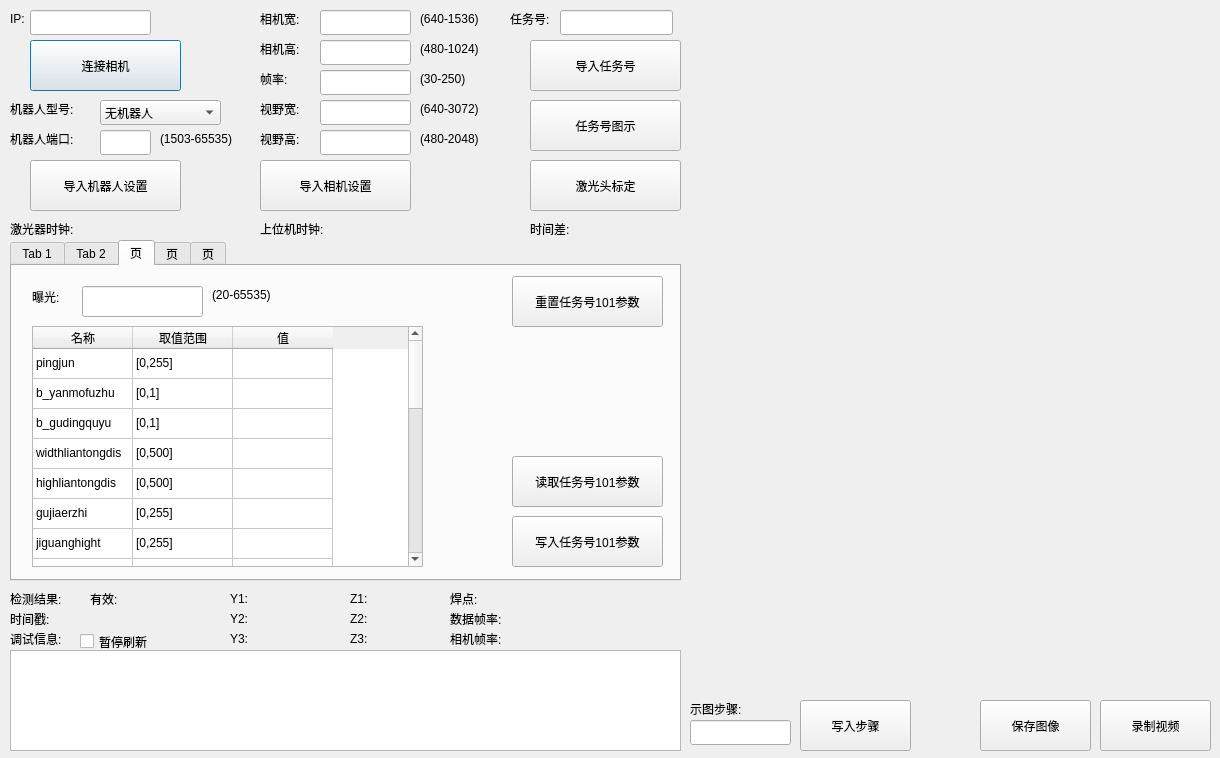
Old version of the form qtmysunnydlg.ui in the repository qubo188612/qtmysunny.
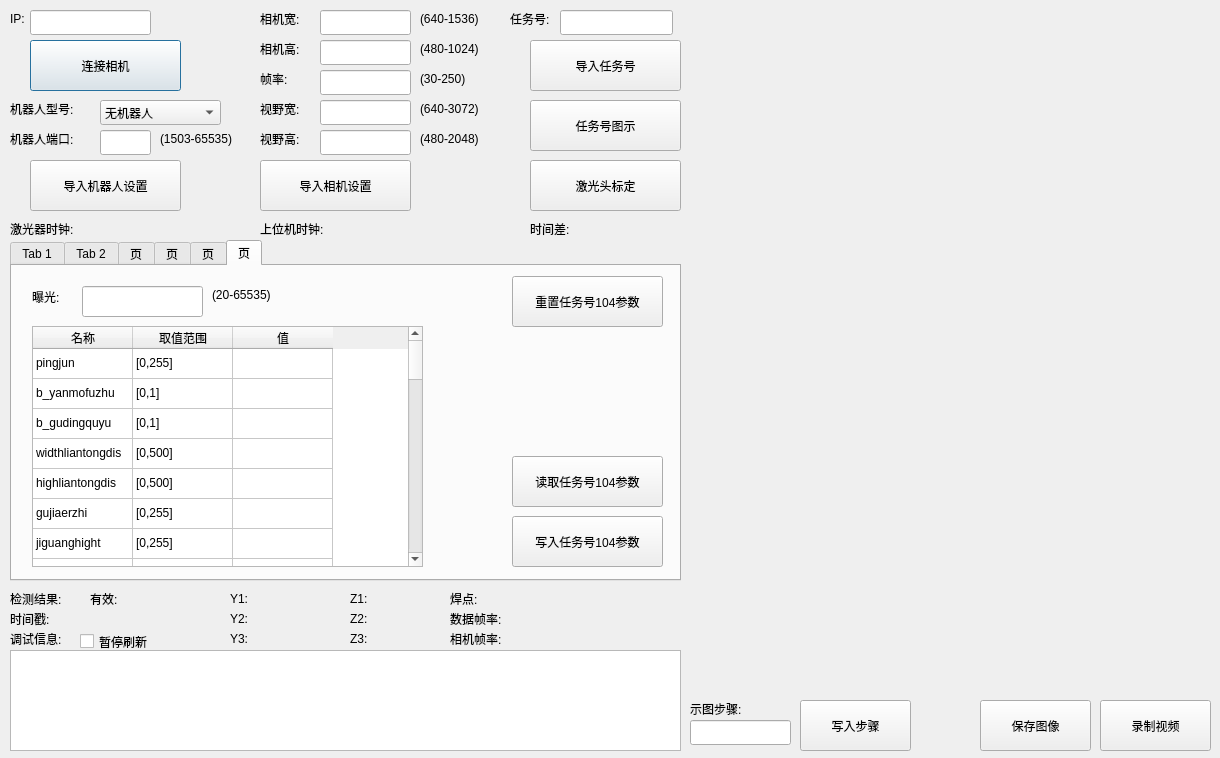
New version of the form. Custom widgets are drawn as their Qt base class.

Patch:
```diff
--- a/qtmysunnydlg.ui
+++ b/qtmysunnydlg.ui
@@ -575,7 +575,7 @@
     </rect>
    </property>
    <property name="currentIndex">
-    <number>2</number>
+    <number>5</number>
    </property>
    <widget class="QWidget" name="tab">
     <attribute name="title">
@@ -2856,6 +2856,874 @@
      </property>
     </widget>
    </widget>
+   <widget class="QWidget" name="tab_6">
+    <attribute name="title">
+     <string>页</string>
+    </attribute>
+    <widget class="QLineEdit" name="alg104_threshold">
+     <property name="geometry">
+      <rect>
+       <x>70</x>
+       <y>20</y>
+       <width>121</width>
+       <height>31</height>
+      </rect>
+     </property>
+    </widget>
+    <widget class="QTableWidget" name="tab6tableWidget">
+     <property name="geometry">
+      <rect>
+       <x>20</x>
+       <y>60</y>
+       <width>391</width>
+       <height>241</height>
+      </rect>
+     </property>
+     <attribute name="verticalHeaderVisible">
+      <bool>false</bool>
+     </attribute>
+     <row>
+      <property name="text">
+       <string>1</string>
+      </property>
+     </row>
+     <row>
+      <property name="text">
+       <string>2</string>
+      </property>
+     </row>
+     <row>
+      <property name="text">
+       <string>3</string>
+      </property>
+     </row>
+     <row>
+      <property name="text">
+       <string>4</string>
+      </property>
+     </row>
+     <row>
+      <property name="text">
+       <string>5</string>
+      </property>
+     </row>
+     <row>
+      <property name="text">
+       <string>6</string>
+      </property>
+     </row>
+     <row>
+      <property name="text">
+       <string>7</string>
+      </property>
+     </row>
+     <row>
+      <property name="text">
+       <string>8</string>
+      </property>
+     </row>
+     <row>
+      <property name="text">
+       <string>9</string>
+      </property>
+     </row>
+     <row>
+      <property name="text">
+       <string>10</string>
+      </property>
+     </row>
+     <row>
+      <property name="text">
+       <string>11</string>
+      </property>
+     </row>
+     <row>
+      <property name="text">
+       <string>12</string>
+      </property>
+     </row>
+     <row>
+      <property name="text">
+       <string>13</string>
+      </property>
+     </row>
+     <row>
+      <property name="text">
+       <string>14</string>
+      </property>
+     </row>
+     <row>
+      <property name="text">
+       <string>15</string>
+      </property>
+     </row>
+     <row>
+      <property name="text">
+       <string>16</string>
+      </property>
+     </row>
+     <row>
+      <property name="text">
+       <string>17</string>
+      </property>
+     </row>
+     <row>
+      <property name="text">
+       <string>18</string>
+      </property>
+     </row>
+     <row>
+      <property name="text">
+       <string>19</string>
+      </property>
+     </row>
+     <row>
+      <property name="text">
+       <string>20</string>
+      </property>
+     </row>
+     <row>
+      <property name="text">
+       <string>21</string>
+      </property>
+     </row>
+     <row>
+      <property name="text">
+       <string>22</string>
+      </property>
+     </row>
+     <row>
+      <property name="text">
+       <string>23</string>
+      </property>
+     </row>
+     <row>
+      <property name="text">
+       <string>24</string>
+      </property>
+     </row>
+     <row>
+      <property name="text">
+       <string>25</string>
+      </property>
+     </row>
+     <row>
+      <property name="text">
+       <string>26</string>
+      </property>
+     </row>
+     <row>
+      <property name="text">
+       <string>27</string>
+      </property>
+     </row>
+     <row>
+      <property name="text">
+       <string>28</string>
+      </property>
+     </row>
+     <row>
+      <property name="text">
+       <string>29</string>
+      </property>
+     </row>
+     <row>
+      <property name="text">
+       <string>30</string>
+      </property>
+     </row>
+     <row>
+      <property name="text">
+       <string>31</string>
+      </property>
+     </row>
+     <row>
+      <property name="text">
+       <string>32</string>
+      </property>
+     </row>
+     <row>
+      <property name="text">
+       <string>33</string>
+      </property>
+     </row>
+     <row>
+      <property name="text">
+       <string>34</string>
+      </property>
+     </row>
+     <row>
+      <property name="text">
+       <string>35</string>
+      </property>
+     </row>
+     <row>
+      <property name="text">
+       <string>36</string>
+      </property>
+     </row>
+     <row>
+      <property name="text">
+       <string>37</string>
+      </property>
+     </row>
+     <row>
+      <property name="text">
+       <string>38</string>
+      </property>
+     </row>
+     <column>
+      <property name="text">
+       <string>名称</string>
+      </property>
+     </column>
+     <column>
+      <property name="text">
+       <string>取值范围</string>
+      </property>
+     </column>
+     <column>
+      <property name="text">
+       <string>值</string>
+      </property>
+     </column>
+     <item row="0" column="0">
+      <property name="text">
+       <string>pingjun</string>
+      </property>
+     </item>
+     <item row="0" column="1">
+      <property name="text">
+       <string>[0,255]</string>
+      </property>
+     </item>
+     <item row="0" column="2">
+      <property name="text">
+       <string/>
+      </property>
+     </item>
+     <item row="1" column="0">
+      <property name="text">
+       <string>b_yanmofuzhu</string>
+      </property>
+     </item>
+     <item row="1" column="1">
+      <property name="text">
+       <string>[0,1]</string>
+      </property>
+     </item>
+     <item row="1" column="2">
+      <property name="text">
+       <string/>
+      </property>
+     </item>
+     <item row="2" column="0">
+      <property name="text">
+       <string>b_gudingquyu</string>
+      </property>
+     </item>
+     <item row="2" column="1">
+      <property name="text">
+       <string>[0,1]</string>
+      </property>
+     </item>
+     <item row="2" column="2">
+      <property name="text">
+       <string/>
+      </property>
+     </item>
+     <item row="3" column="0">
+      <property name="text">
+       <string>widthliantongdis</string>
+      </property>
+     </item>
+     <item row="3" column="1">
+      <property name="text">
+       <string>[0,500]</string>
+      </property>
+     </item>
+     <item row="3" column="2">
+      <property name="text">
+       <string/>
+      </property>
+     </item>
+     <item row="4" column="0">
+      <property name="text">
+       <string>highliantongdis</string>
+      </property>
+     </item>
+     <item row="4" column="1">
+      <property name="text">
+       <string>[0,500]</string>
+      </property>
+     </item>
+     <item row="4" column="2">
+      <property name="text">
+       <string/>
+      </property>
+     </item>
+     <item row="5" column="0">
+      <property name="text">
+       <string>gujiaerzhi</string>
+      </property>
+     </item>
+     <item row="5" column="1">
+      <property name="text">
+       <string>[0,255]</string>
+      </property>
+     </item>
+     <item row="5" column="2">
+      <property name="text">
+       <string/>
+      </property>
+     </item>
+     <item row="6" column="0">
+      <property name="text">
+       <string>jiguanghight</string>
+      </property>
+     </item>
+     <item row="6" column="1">
+      <property name="text">
+       <string>[0,255]</string>
+      </property>
+     </item>
+     <item row="6" column="2">
+      <property name="text">
+       <string/>
+      </property>
+     </item>
+     <item row="7" column="0">
+      <property name="text">
+       <string>jiguanglong</string>
+      </property>
+     </item>
+     <item row="7" column="1">
+      <property name="text">
+       <string>[0,255]</string>
+      </property>
+     </item>
+     <item row="7" column="2">
+      <property name="text">
+       <string/>
+      </property>
+     </item>
+     <item row="8" column="0">
+      <property name="text">
+       <string>jiguangkuandu</string>
+      </property>
+     </item>
+     <item row="8" column="1">
+      <property name="text">
+       <string>[0,20]</string>
+      </property>
+     </item>
+     <item row="8" column="2">
+      <property name="text">
+       <string/>
+      </property>
+     </item>
+     <item row="9" column="0">
+      <property name="text">
+       <string>Updif</string>
+      </property>
+     </item>
+     <item row="9" column="1">
+      <property name="text">
+       <string>[-255,255]</string>
+      </property>
+     </item>
+     <item row="9" column="2">
+      <property name="text">
+       <string/>
+      </property>
+     </item>
+     <item row="10" column="0">
+      <property name="text">
+       <string>Updifmin</string>
+      </property>
+     </item>
+     <item row="10" column="1">
+      <property name="text">
+       <string>[-255,255]</string>
+      </property>
+     </item>
+     <item row="10" column="2">
+      <property name="text">
+       <string/>
+      </property>
+     </item>
+     <item row="11" column="0">
+      <property name="text">
+       <string>Uplong</string>
+      </property>
+     </item>
+     <item row="11" column="1">
+      <property name="text">
+       <string>[1,500]</string>
+      </property>
+     </item>
+     <item row="11" column="2">
+      <property name="text">
+       <string/>
+      </property>
+     </item>
+     <item row="12" column="0">
+      <property name="text">
+       <string>Downdif</string>
+      </property>
+     </item>
+     <item row="12" column="1">
+      <property name="text">
+       <string>[-255,255]</string>
+      </property>
+     </item>
+     <item row="12" column="2">
+      <property name="text">
+       <string/>
+      </property>
+     </item>
+     <item row="13" column="0">
+      <property name="text">
+       <string>Downdifmin</string>
+      </property>
+     </item>
+     <item row="13" column="1">
+      <property name="text">
+       <string>[-255,255]</string>
+      </property>
+     </item>
+     <item row="13" column="2">
+      <property name="text">
+       <string/>
+      </property>
+     </item>
+     <item row="14" column="0">
+      <property name="text">
+       <string>Downdlong</string>
+      </property>
+     </item>
+     <item row="14" column="1">
+      <property name="text">
+       <string>[1,500]</string>
+      </property>
+     </item>
+     <item row="14" column="2">
+      <property name="text">
+       <string/>
+      </property>
+     </item>
+     <item row="15" column="0">
+      <property name="text">
+       <string>St_Down</string>
+      </property>
+     </item>
+     <item row="15" column="1">
+      <property name="text">
+       <string>[0,500]</string>
+      </property>
+     </item>
+     <item row="15" column="2">
+      <property name="text">
+       <string/>
+      </property>
+     </item>
+     <item row="16" column="0">
+      <property name="text">
+       <string>Ed_Down</string>
+      </property>
+     </item>
+     <item row="16" column="1">
+      <property name="text">
+       <string>[0,1500]</string>
+      </property>
+     </item>
+     <item row="16" column="2">
+      <property name="text">
+       <string/>
+      </property>
+     </item>
+     <item row="17" column="0">
+      <property name="text">
+       <string>St_Up</string>
+      </property>
+     </item>
+     <item row="17" column="1">
+      <property name="text">
+       <string>[0,500]</string>
+      </property>
+     </item>
+     <item row="17" column="2">
+      <property name="text">
+       <string/>
+      </property>
+     </item>
+     <item row="18" column="0">
+      <property name="text">
+       <string>Ed_Up</string>
+      </property>
+     </item>
+     <item row="18" column="1">
+      <property name="text">
+       <string>[0,1500]</string>
+      </property>
+     </item>
+     <item row="18" column="2">
+      <property name="text">
+       <string/>
+      </property>
+     </item>
+     <item row="19" column="0">
+      <property name="text">
+       <string>Updif2</string>
+      </property>
+     </item>
+     <item row="19" column="1">
+      <property name="text">
+       <string>[-255,255]</string>
+      </property>
+     </item>
+     <item row="19" column="2">
+      <property name="text">
+       <string/>
+      </property>
+     </item>
+     <item row="20" column="0">
+      <property name="text">
+       <string>Updifmin2</string>
+      </property>
+     </item>
+     <item row="20" column="1">
+      <property name="text">
+       <string>[-255,255]</string>
+      </property>
+     </item>
+     <item row="20" column="2">
+      <property name="text">
+       <string/>
+      </property>
+     </item>
+     <item row="21" column="0">
+      <property name="text">
+       <string>dis_center_st</string>
+      </property>
+     </item>
+     <item row="21" column="1">
+      <property name="text">
+       <string>[0,500]</string>
+      </property>
+     </item>
+     <item row="21" column="2">
+      <property name="text">
+       <string/>
+      </property>
+     </item>
+     <item row="22" column="0">
+      <property name="text">
+       <string>dis_center_ed</string>
+      </property>
+     </item>
+     <item row="22" column="1">
+      <property name="text">
+       <string>[0,500]</string>
+      </property>
+     </item>
+     <item row="22" column="2">
+      <property name="text">
+       <string/>
+      </property>
+     </item>
+     <item row="23" column="0">
+      <property name="text">
+       <string>b_opengudingdimian</string>
+      </property>
+     </item>
+     <item row="23" column="1">
+      <property name="text">
+       <string>[0,1]</string>
+      </property>
+     </item>
+     <item row="23" column="2">
+      <property name="text">
+       <string/>
+      </property>
+     </item>
+     <item row="24" column="0">
+      <property name="text">
+       <string>dimianpangdingjuli</string>
+      </property>
+     </item>
+     <item row="24" column="1">
+      <property name="text">
+       <string>[0,500]</string>
+      </property>
+     </item>
+     <item row="24" column="2">
+      <property name="text">
+       <string/>
+      </property>
+     </item>
+     <item row="25" column="0">
+      <property name="text">
+       <string>dimianpingjunshunum</string>
+      </property>
+     </item>
+     <item row="25" column="1">
+      <property name="text">
+       <string>[1,99]</string>
+      </property>
+     </item>
+     <item row="25" column="2">
+      <property name="text">
+       <string/>
+      </property>
+     </item>
+     <item row="26" column="0">
+      <property name="text">
+       <string>dis_center_st2</string>
+      </property>
+     </item>
+     <item row="26" column="1">
+      <property name="text">
+       <string>[0,500]</string>
+      </property>
+     </item>
+     <item row="26" column="2">
+      <property name="text">
+       <string/>
+      </property>
+     </item>
+     <item row="27" column="0">
+      <property name="text">
+       <string>dis_center_ed2</string>
+      </property>
+     </item>
+     <item row="27" column="1">
+      <property name="text">
+       <string>[0,500]</string>
+      </property>
+     </item>
+     <item row="27" column="2">
+      <property name="text">
+       <string/>
+      </property>
+     </item>
+     <item row="28" column="0">
+      <property name="text">
+       <string>dis_center_st3</string>
+      </property>
+     </item>
+     <item row="28" column="1">
+      <property name="text">
+       <string>[0,500]</string>
+      </property>
+     </item>
+     <item row="28" column="2">
+      <property name="text">
+       <string/>
+      </property>
+     </item>
+     <item row="29" column="0">
+      <property name="text">
+       <string>dis_center_ed3</string>
+      </property>
+     </item>
+     <item row="29" column="1">
+      <property name="text">
+       <string>[0,500]</string>
+      </property>
+     </item>
+     <item row="29" column="2">
+      <property name="text">
+       <string/>
+      </property>
+     </item>
+     <item row="30" column="0">
+      <property name="text">
+       <string>xuexijuli</string>
+      </property>
+     </item>
+     <item row="30" column="1">
+      <property name="text">
+       <string>[0,255]</string>
+      </property>
+     </item>
+     <item row="30" column="2">
+      <property name="text">
+       <string/>
+      </property>
+     </item>
+     <item row="31" column="0">
+      <property name="text">
+       <string>b_pingpowending</string>
+      </property>
+     </item>
+     <item row="31" column="1">
+      <property name="text">
+       <string>[0,1]</string>
+      </property>
+     </item>
+     <item row="31" column="2">
+      <property name="text">
+       <string/>
+      </property>
+     </item>
+     <item row="32" column="0">
+      <property name="text">
+       <string>pingpowending_dis</string>
+      </property>
+     </item>
+     <item row="32" column="1">
+      <property name="text">
+       <string>[0,255]</string>
+      </property>
+     </item>
+     <item row="32" column="2">
+      <property name="text">
+       <string/>
+      </property>
+     </item>
+     <item row="33" column="0">
+      <property name="text">
+       <string>b_xielvopen</string>
+      </property>
+     </item>
+     <item row="33" column="1">
+      <property name="text">
+       <string>[0,1]</string>
+      </property>
+     </item>
+     <item row="33" column="2">
+      <property name="text">
+       <string/>
+      </property>
+     </item>
+     <item row="34" column="0">
+      <property name="text">
+       <string>xielvfanwei</string>
+      </property>
+     </item>
+     <item row="34" column="1">
+      <property name="text">
+       <string>[0,255]</string>
+      </property>
+     </item>
+     <item row="34" column="2">
+      <property name="text">
+       <string/>
+      </property>
+     </item>
+     <item row="35" column="0">
+      <property name="text">
+       <string>Uplong2</string>
+      </property>
+     </item>
+     <item row="35" column="1">
+      <property name="text">
+       <string>[1,500]</string>
+      </property>
+     </item>
+     <item row="35" column="2">
+      <property name="text">
+       <string/>
+      </property>
+     </item>
+     <item row="36" column="0">
+      <property name="text">
+       <string>cebankongdongdis</string>
+      </property>
+     </item>
+     <item row="36" column="1">
+      <property name="text">
+       <string>[0,500]</string>
+      </property>
+     </item>
+     <item row="36" column="2">
+      <property name="text">
+       <string/>
+      </property>
+     </item>
+     <item row="37" column="0">
+      <property name="text">
+       <string>qiatouquweijuli</string>
+      </property>
+     </item>
+     <item row="37" column="1">
+      <property name="text">
+       <string>[0,120]</string>
+      </property>
+     </item>
+     <item row="37" column="2">
+      <property name="text">
+       <string/>
+      </property>
+     </item>
+    </widget>
+    <widget class="QPushButton" name="writeTab6Btn">
+     <property name="geometry">
+      <rect>
+       <x>500</x>
+       <y>250</y>
+       <width>151</width>
+       <height>51</height>
+      </rect>
+     </property>
+     <property name="text">
+      <string>写入任务号104参数</string>
+     </property>
+    </widget>
+    <widget class="QPushButton" name="readTab6Btn">
+     <property name="geometry">
+      <rect>
+       <x>500</x>
+       <y>190</y>
+       <width>151</width>
+       <height>51</height>
+      </rect>
+     </property>
+     <property name="text">
+      <string>读取任务号104参数</string>
+     </property>
+    </widget>
+    <widget class="QLabel" name="tab2label_4">
+     <property name="geometry">
+      <rect>
+       <x>20</x>
+       <y>20</y>
+       <width>41</width>
+       <height>21</height>
+      </rect>
+     </property>
+     <property name="text">
+      <string>曝光:</string>
+     </property>
+    </widget>
+    <widget class="QLabel" name="label_52">
+     <property name="geometry">
+      <rect>
+       <x>200</x>
+       <y>20</y>
+       <width>81</width>
+       <height>17</height>
+      </rect>
+     </property>
+     <property name="text">
+      <string>(20-65535)</string>
+     </property>
+    </widget>
+    <widget class="QPushButton" name="initTab6Btn">
+     <property name="geometry">
+      <rect>
+       <x>500</x>
+       <y>10</y>
+       <width>151</width>
+       <height>51</height>
+      </rect>
+     </property>
+     <property name="text">
+      <string>重置任务号104参数</string>
+     </property>
+    </widget>
+   </widget>
   </widget>
   <widget class="QLabel" name="label_30">
    <property name="geometry">
```
